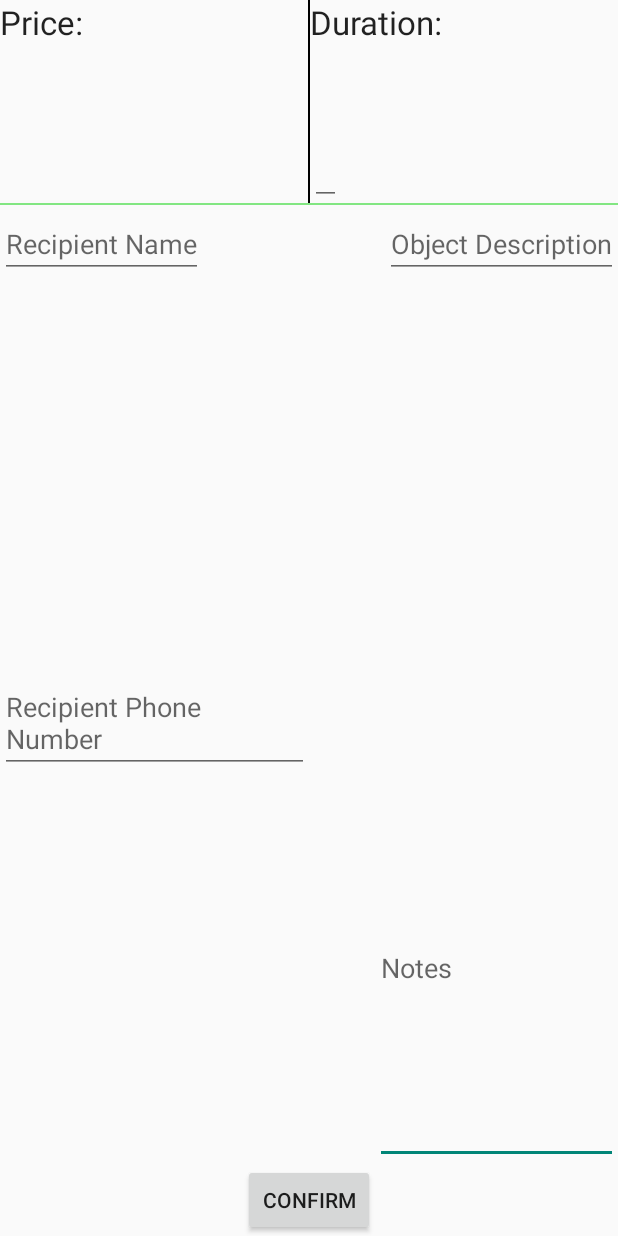
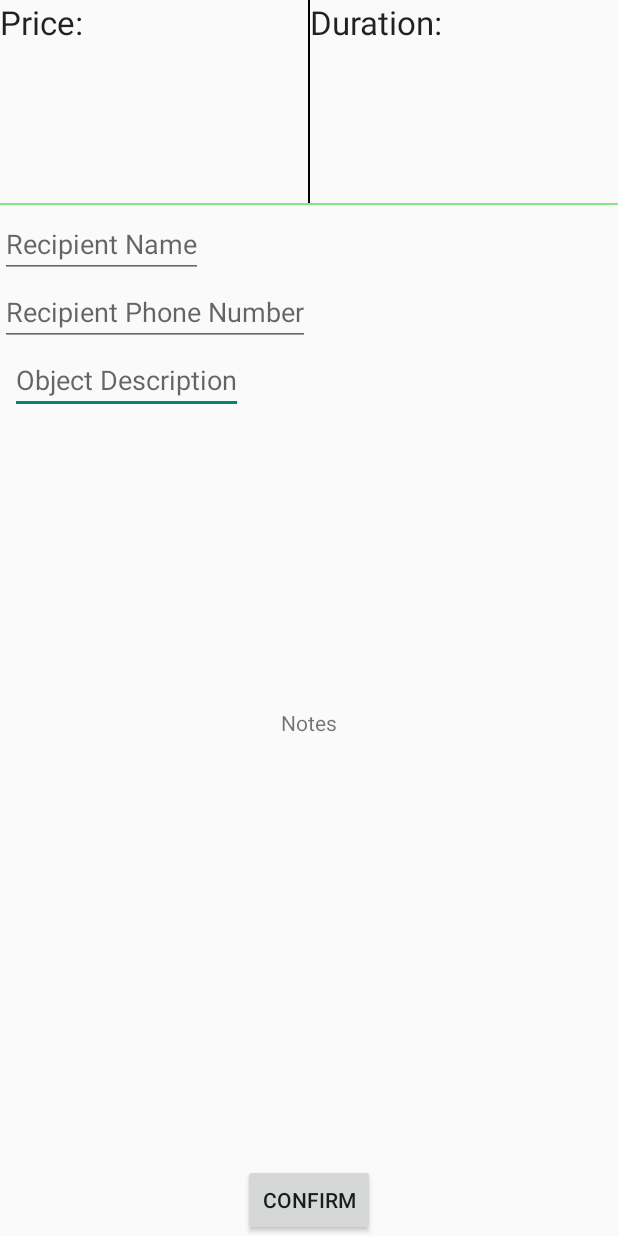
Before and after one commit to hantuzun/SendIt, an Android app: the Confirmation screen opened directly, with no data from a screen before it, on a phone screen of 412 x 824 dp. Run offline under Robolectric (Android 15) with nearby library versions, the phone set to English and light mode, and no system bars; 1 statement that could not run was skipped.

```diff
--- a/app/src/main/java/com/example/emrehantuzun/sendit/Confirmation.java
+++ b/app/src/main/java/com/example/emrehantuzun/sendit/Confirmation.java
@@ -1,11 +1,9 @@
 package com.example.emrehantuzun.sendit;
 
 import android.app.Activity;
-import android.content.Intent;
 import android.os.Bundle;
 import android.view.Menu;
 import android.view.MenuItem;
-import android.view.View;
 import android.widget.Button;
 import android.widget.EditText;
 import android.widget.TextView;
@@ -27,7 +25,7 @@ public class Confirmation extends Activity {
         confirm = (Button) findViewById(R.id.butConfirm);
         fee = (TextView) findViewById(R.id.fee);
         timeVal = (TextView) findViewById(R.id.timeVal);
-        noters = (EditText) findViewById(R.id.notes);
+        noters = (EditText) findViewById(R.id.noters);
     }
 
     @Override
--- a/app/src/main/res/layout/confirmation.xml
+++ b/app/src/main/res/layout/confirmation.xml
@@ -24,25 +24,6 @@
         android:layout_marginTop="140dp"
         android:id="@+id/layout2">
 
-        <TextView
-            android:layout_width="wrap_content"
-            android:layout_height="wrap_content"
-            android:id="@+id/dummy1"
-            android:layout_centerHorizontal="true"
-            android:layout_centerVertical="true" />
-
-        <EditText
-            android:layout_width="wrap_content"
-            android:layout_height="wrap_content"
-            android:id="@+id/notes"
-            android:hint="Notes"
-            android:layout_above="@+id/butConfirm"
-            android:layout_alignRight="@+id/editText"
-            android:layout_alignEnd="@+id/editText"
-            android:layout_below="@+id/editText4"
-            android:layout_toRightOf="@+id/butConfirm"
-            android:layout_toEndOf="@+id/butConfirm" />
-
         <Button
             android:layout_width="wrap_content"
             android:layout_height="wrap_content"
@@ -56,9 +37,9 @@
             android:layout_height="wrap_content"
             android:id="@+id/editText"
             android:hint="Object Description"
-            android:layout_alignParentTop="true"
-            android:layout_alignParentRight="true"
-            android:layout_alignParentEnd="true" />
+            android:layout_below="@+id/editText4"
+            android:layout_toLeftOf="@+id/butConfirm"
+            android:layout_toStartOf="@+id/butConfirm" />
 
         <EditText
             android:layout_width="wrap_content"
@@ -74,9 +55,17 @@
             android:layout_height="wrap_content"
             android:id="@+id/editText4"
             android:hint="Recipient Phone Number"
-            android:layout_alignRight="@+id/dummy1"
-            android:layout_alignEnd="@+id/dummy1"
-            android:layout_centerVertical="true" />
+            android:layout_below="@+id/editText3"
+            android:layout_alignParentLeft="true"
+            android:layout_alignParentStart="true" />
+
+        <TextView
+            android:layout_width="wrap_content"
+            android:layout_height="wrap_content"
+            android:id="@+id/noters"
+            android:layout_centerVertical="true"
+            android:layout_centerHorizontal="true"
+            android:text="Notes" />
 
     </RelativeLayout>
 
@@ -98,14 +87,6 @@
         android:text="Duration:"
         android:id="@+id/Time"
         android:layout_alignParentTop="true"
-        android:layout_toRightOf="@+id/view"
-        android:layout_toEndOf="@+id/view" />
-
-    <EditText
-        android:layout_width="wrap_content"
-        android:layout_height="wrap_content"
-        android:id="@+id/editText2"
-        android:layout_alignBottom="@+id/view2"
         android:layout_toRightOf="@+id/view"
         android:layout_toEndOf="@+id/view" />
 
```
Also changed, not shown: app/src/main/java/com/example/emrehantuzun/sendit/ChooseDestinationActivity.java (+112 -19 lines), app/src/main/java/com/example/emrehantuzun/sendit/OrderActivity.java (+0 -26 lines), app/src/main/res/layout/activity_choose_destination.xml (+19 -25 lines), app/src/main/res/layout/order.xml (+5 -5 lines), 1 other file.
